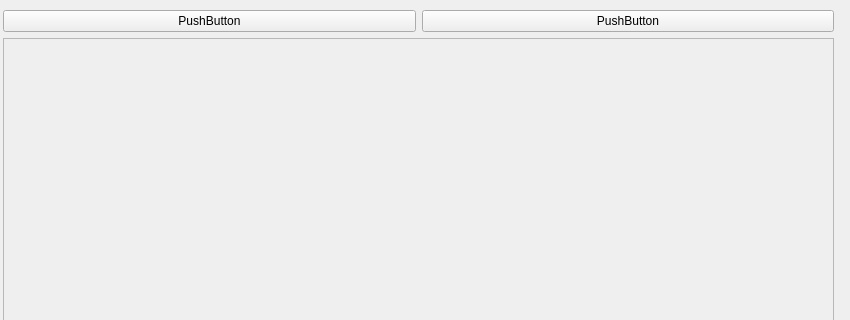
First picture: the form in UI/ui_files/character_load_ui.ui, repository dlsdud9098/advanture_game, before the edit; both pictures show x 0 to 850 and y 0 to 320 of the 850 by 850 pixel window.
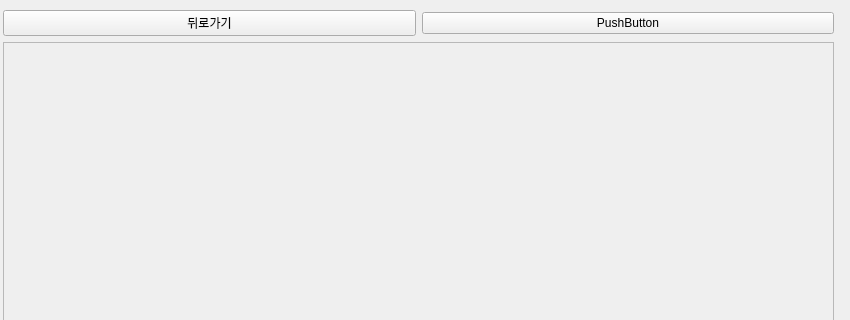
Second picture: the form after the edit.

What changed in the file:
```diff
--- a/UI/ui_files/character_load_ui.ui
+++ b/UI/ui_files/character_load_ui.ui
@@ -28,7 +28,7 @@
       <item>
        <widget class="QPushButton" name="pushButton_2">
         <property name="text">
-         <string>PushButton</string>
+         <string>뒤로가기</string>
         </property>
        </widget>
       </item>
@@ -43,6 +43,9 @@
     </item>
     <item>
      <widget class="QScrollArea" name="scrollArea">
+      <property name="enabled">
+       <bool>true</bool>
+      </property>
       <property name="widgetResizable">
        <bool>true</bool>
       </property>
@@ -52,7 +55,7 @@
          <x>0</x>
          <y>0</y>
          <width>827</width>
-         <height>784</height>
+         <height>786</height>
         </rect>
        </property>
       </widget>
```
Left out of the diff: 2 changed lines with no effect on the pictures.
